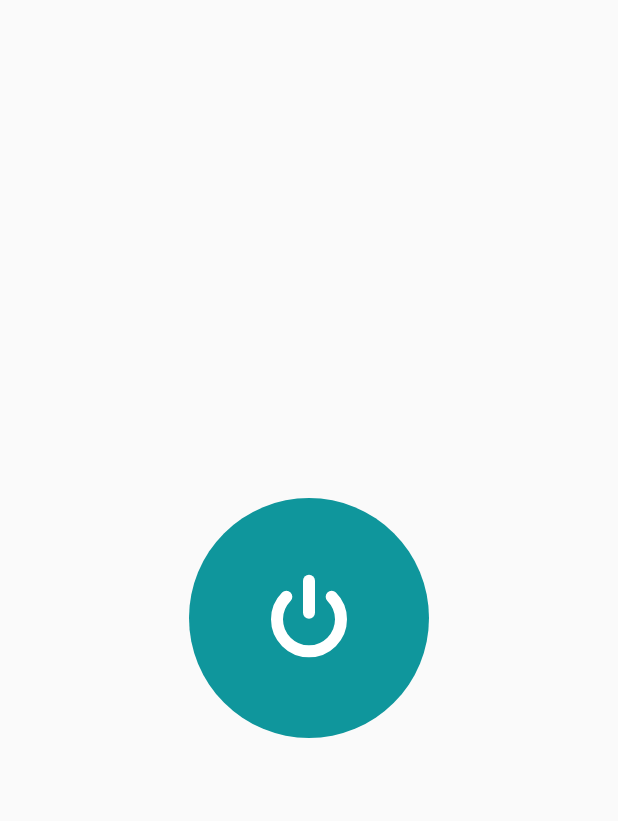
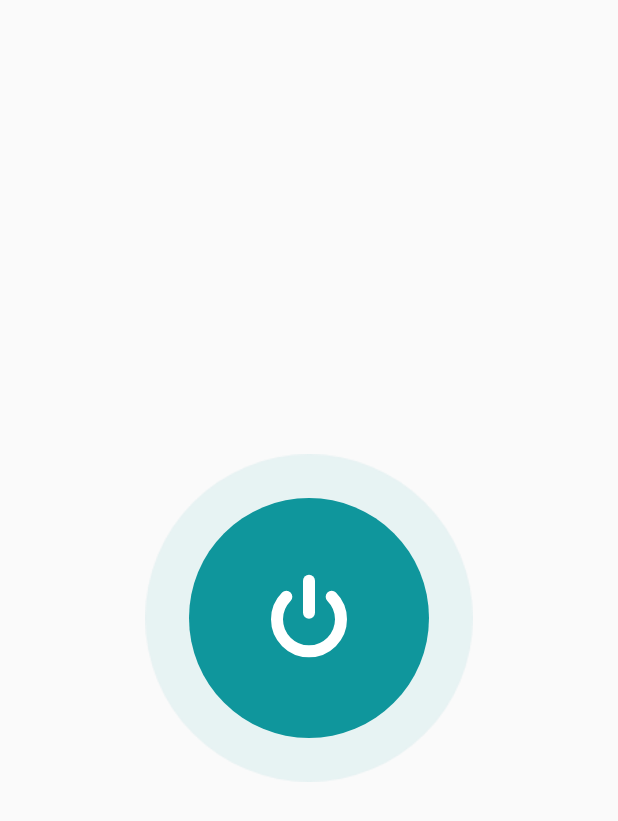
Before and after one commit to omarmadany/softpower, an Android app: the screen it shows after launch (MainActivity), after a tap on "Toggle SoftPower", on a phone screen of 412 x 824 dp. Shown: the top 821 px of the screen. Run offline under Robolectric (Android 15) with nearby library versions, the phone set to English and light mode, and no system bars.

Commit message:
feat: add animated power toggle

```diff
--- a/app/src/main/java/com/softpower/MainActivity.kt
+++ b/app/src/main/java/com/softpower/MainActivity.kt
@@ -1,23 +1,34 @@
 package com.softpower
 
+import android.animation.Animator
+import android.animation.AnimatorListenerAdapter
+import android.animation.ArgbEvaluator
+import android.animation.ValueAnimator
 import android.content.Context
+import android.content.res.ColorStateList
+import android.graphics.drawable.GradientDrawable
 import android.os.Bundle
+import android.view.View
+import android.view.animation.DecelerateInterpolator
+import android.view.animation.OvershootInterpolator
 import android.widget.FrameLayout
 import android.widget.ImageView
 import androidx.appcompat.app.AppCompatActivity
 import androidx.core.content.ContextCompat
 import androidx.core.splashscreen.SplashScreen.Companion.installSplashScreen
 import androidx.core.widget.ImageViewCompat
-import android.content.res.ColorStateList
 
 class MainActivity : AppCompatActivity() {
 
     // ── Views ──────────────────────────────────────────
     private lateinit var powerButton: FrameLayout
     private lateinit var powerIcon: ImageView
+    private lateinit var pulseRing: View
 
     // ── State ──────────────────────────────────────────
-    private var isEnabled: Boolean = false
+    private var isPowerOn: Boolean = false
+    private var colorAnimator: ValueAnimator? = null
+    private var pulseAnimator: ValueAnimator? = null
 
     // ── Lifecycle ──────────────────────────────────────
     override fun onCreate(savedInstanceState: Bundle?) {
@@ -25,44 +36,143 @@ class MainActivity : AppCompatActivity() {
         super.onCreate(savedInstanceState)
         setContentView(R.layout.activity_main)
         bindViews()
-        isEnabled = loadEnabledState()
-        renderState()
-        powerButton.setOnClickListener { toggleState() }
+        isPowerOn = loadPowerState()
+        renderStateInstantly()
+        powerButton.setOnClickListener { onPowerButtonClicked() }
+    }
+
+    override fun onDestroy() {
+        colorAnimator?.cancel()
+        pulseAnimator?.cancel()
+        super.onDestroy()
     }
 
     // ── View Setup ─────────────────────────────────────
     private fun bindViews() {
         powerButton = findViewById(R.id.powerButton)
         powerIcon = findViewById(R.id.powerIcon)
+        pulseRing = findViewById(R.id.pulseRing)
     }
 
-    // ── State Handling ─────────────────────────────────
-    private fun toggleState() {
-        isEnabled = !isEnabled
-        saveEnabledState(isEnabled)
-        renderState()
+    // ── Click Handling ─────────────────────────────────
+    private fun onPowerButtonClicked() {
+        isPowerOn = !isPowerOn
+        savePowerState(isPowerOn)
+        playPressAnimation()
+        animateColors(isPowerOn)
+        updatePulse(isPowerOn)
     }
 
-    private fun renderState() {
-        val backgroundRes = if (isEnabled) R.drawable.bg_power_on else R.drawable.bg_power_off
-        val iconColorRes = if (isEnabled) R.color.white else R.color.power_off_icon
+    // ── Rendering ──────────────────────────────────────
+    private fun renderStateInstantly() {
+        applyColors(backgroundColor(isPowerOn), iconColor(isPowerOn))
+        updatePulse(isPowerOn)
+    }
 
-        powerButton.setBackgroundResource(backgroundRes)
-        ImageViewCompat.setImageTintList(
-            powerIcon,
-            ColorStateList.valueOf(ContextCompat.getColor(this, iconColorRes))
-        )
+    private fun applyColors(backgroundColor: Int, iconColor: Int) {
+        val background = powerButton.background.mutate() as GradientDrawable
+        background.setColor(backgroundColor)
+        ImageViewCompat.setImageTintList(powerIcon, ColorStateList.valueOf(iconColor))
+    }
+
+    private fun backgroundColor(on: Boolean): Int =
+        ContextCompat.getColor(this, if (on) R.color.teal_primary else R.color.power_off_gray)
+
+    private fun iconColor(on: Boolean): Int =
+        ContextCompat.getColor(this, if (on) R.color.white else R.color.power_off_icon)
+
+    // ── Animations ─────────────────────────────────────
+    private fun playPressAnimation() {
+        powerButton.animate().cancel()
+        powerButton.scaleX = PRESSED_SCALE
+        powerButton.scaleY = PRESSED_SCALE
+        powerButton.animate()
+            .scaleX(1f)
+            .scaleY(1f)
+            .setDuration(PRESS_DURATION_MS)
+            .setInterpolator(OvershootInterpolator(OVERSHOOT_TENSION))
+            .start()
+    }
+
+    private fun animateColors(on: Boolean) {
+        colorAnimator?.cancel()
+
+        val startBackground = backgroundColor(!on)
+        val endBackground = backgroundColor(on)
+        val startIcon = iconColor(!on)
+        val endIcon = iconColor(on)
+        val evaluator = ArgbEvaluator()
+
+        colorAnimator = ValueAnimator.ofFloat(0f, 1f).apply {
+            duration = COLOR_DURATION_MS
+            addUpdateListener { animator ->
+                val fraction = animator.animatedFraction
+                applyColors(
+                    evaluator.evaluate(fraction, startBackground, endBackground) as Int,
+                    evaluator.evaluate(fraction, startIcon, endIcon) as Int
+                )
+            }
+            start()
+        }
+    }
+
+    private fun updatePulse(on: Boolean) {
+        pulseAnimator?.cancel()
+        if (!on) {
+            fadeOutPulse()
+            return
+        }
+        startPulse()
+    }
+
+    private fun startPulse() {
+        pulseAnimator = ValueAnimator.ofFloat(0f, 1f).apply {
+            duration = PULSE_DURATION_MS
+            repeatCount = ValueAnimator.INFINITE
+            interpolator = DecelerateInterpolator()
+            addUpdateListener { animator ->
+                val fraction = animator.animatedFraction
+                val scale = 1f + (PULSE_MAX_SCALE - 1f) * fraction
+                pulseRing.scaleX = scale
+                pulseRing.scaleY = scale
+                pulseRing.alpha = 1f - fraction
+            }
+            start()
+        }
+    }
+
+    private fun fadeOutPulse() {
+        pulseRing.animate()
+            .alpha(0f)
+            .setDuration(PRESS_DURATION_MS)
+            .setListener(object : AnimatorListenerAdapter() {
+                override fun onAnimationEnd(animation: Animator) {
+                    pulseRing.scaleX = 1f
+                    pulseRing.scaleY = 1f
+                }
+            })
+            .start()
     }
 
     // ── Persistence ────────────────────────────────────
-    private fun loadEnabledState(): Boolean =
-        getPreferences(Context.MODE_PRIVATE).getBoolean(KEY_ENABLED, false)
+    private fun loadPowerState(): Boolean =
+        getPreferences(Context.MODE_PRIVATE).getBoolean(KEY_POWER_ENABLED, false)
 
-    private fun saveEnabledState(enabled: Boolean) {
-        getPreferences(Context.MODE_PRIVATE).edit().putBoolean(KEY_ENABLED, enabled).apply()
+    private fun savePowerState(enabled: Boolean) {
+        getPreferences(Context.MODE_PRIVATE)
+            .edit()
+            .putBoolean(KEY_POWER_ENABLED, enabled)
+            .apply()
     }
 
+    // ── Constants ──────────────────────────────────────
     private companion object {
-        const val KEY_ENABLED = "softpower_enabled"
+        const val KEY_POWER_ENABLED = "softpower_enabled"
+        const val PRESSED_SCALE = 0.88f
+        const val OVERSHOOT_TENSION = 2.5f
+        const val PRESS_DURATION_MS = 350L
+        const val COLOR_DURATION_MS = 300L
+        const val PULSE_DURATION_MS = 1600L
+        const val PULSE_MAX_SCALE = 1.6f
     }
 }
--- /dev/null
+++ b/app/src/main/res/drawable/bg_pulse.xml
@@ -0,0 +1,5 @@
+<?xml version="1.0" encoding="utf-8"?>
+<shape xmlns:android="http://schemas.android.com/apk/res/android"
+    android:shape="oval">
+    <solid android:color="@color/teal_pulse" />
+</shape>
--- a/app/src/main/res/layout/activity_main.xml
+++ b/app/src/main/res/layout/activity_main.xml
@@ -1,10 +1,19 @@
 <?xml version="1.0" encoding="utf-8"?>
 <FrameLayout xmlns:android="http://schemas.android.com/apk/res/android"
+    xmlns:app="http://schemas.android.com/apk/res-auto"
     xmlns:tools="http://schemas.android.com/tools"
     android:id="@+id/main"
     android:layout_width="match_parent"
     android:layout_height="match_parent"
     tools:context=".MainActivity">
+
+    <View
+        android:id="@+id/pulseRing"
+        android:layout_width="160dp"
+        android:layout_height="160dp"
+        android:layout_gravity="center"
+        android:alpha="0"
+        android:background="@drawable/bg_pulse" />
 
     <FrameLayout
         android:id="@+id/powerButton"
@@ -23,8 +32,7 @@
             android:layout_gravity="center"
             android:importantForAccessibility="no"
             android:src="@drawable/ic_power"
-            app:tint="@color/power_off_icon"
-            xmlns:app="http://schemas.android.com/apk/res-auto" />
+            app:tint="@color/power_off_icon" />
 
     </FrameLayout>
 
--- a/app/src/main/res/values/colors.xml
+++ b/app/src/main/res/values/colors.xml
@@ -6,4 +6,5 @@
     <color name="power_off_icon">#8A8A8A</color>
     <color name="white">#FFFFFF</color>
     <color name="surface_dark">#121212</color>
+    <color name="teal_pulse">#330E9AA0</color>
 </resources>
```
Also changed, not shown: 1 other file.
